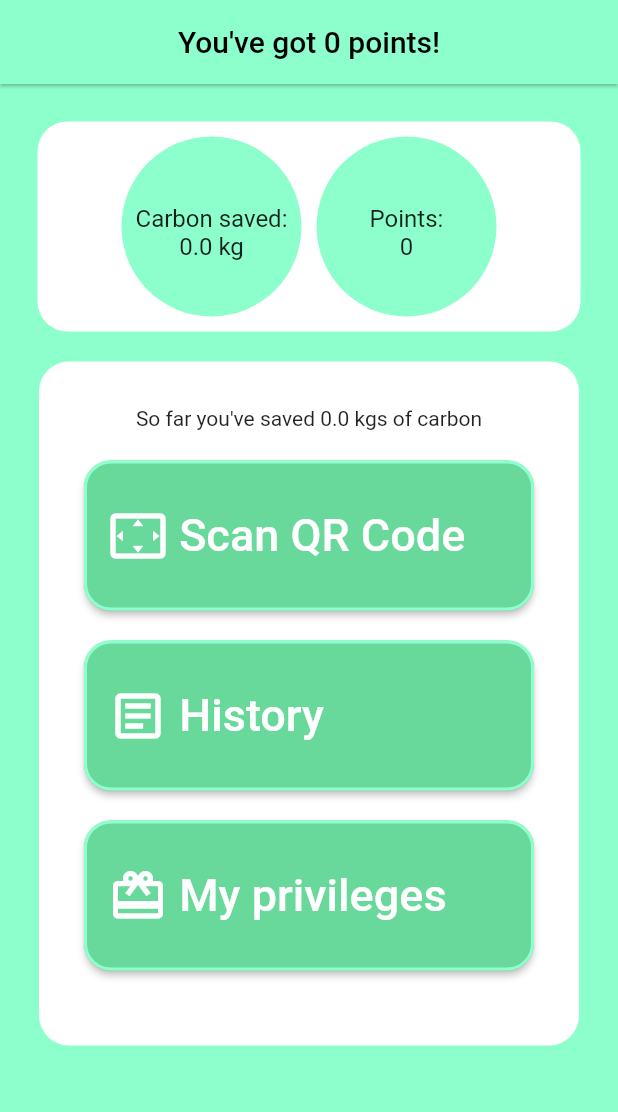
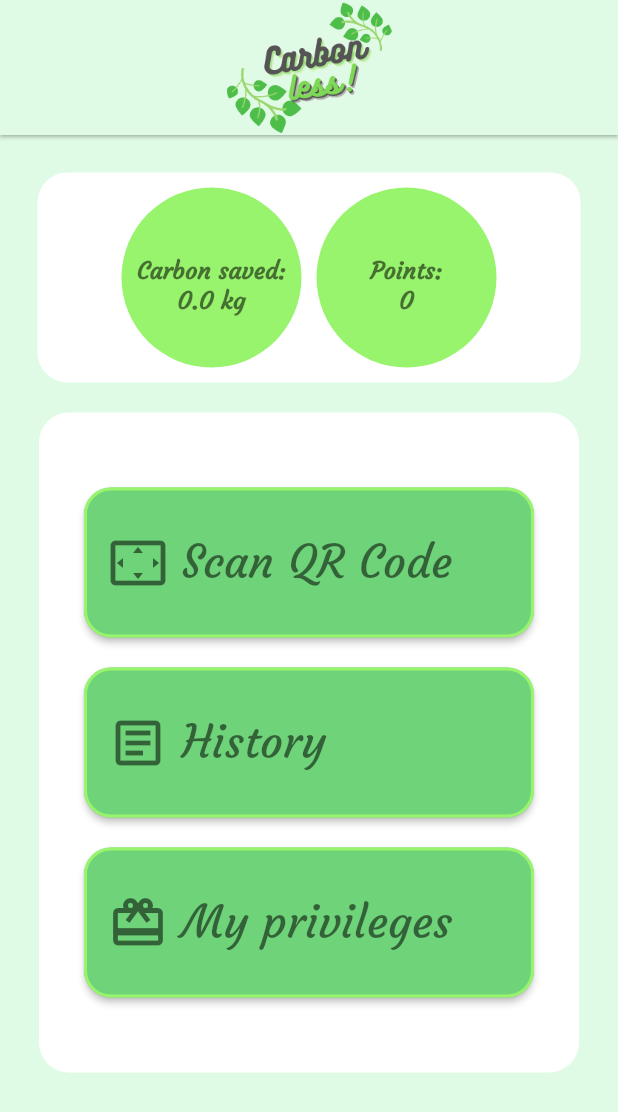
Before and after one commit to bartoszmaka00/hackathon_app, a Flutter app: the Menu screen opened by its route, on a phone screen of 412 x 824 dp. Shown: the top 1112 px of the screen. Run offline on Flutter 3.47's test engine with Material 2 defaults, Android fonts, the phone set to English and light mode, and no system bars; our stand-ins replace flutter_spinkit; missing offline and left inert: qr_code_scanner; network calls fail.

Commit message:
change menu layout fonts

```diff
--- a/lib/shared/constans.dart
+++ b/lib/shared/constans.dart
@@ -1,7 +1,11 @@
 import 'package:flutter/material.dart';
 
-const Color miceDarkGreen = Color(0xFFF68D89B);
-const Color miceLightGreen = Color(0xFFF8DFFCD);
+// const Color miceDarkGreen = Color(0xFFF68D89B);
+// const Color miceLightGreen = Color(0xFFF8DFFCD);
+
+const Color miceDarkGreen = Color(0xFFF6FD379);
+const Color miceLightGreen = Color(0xFFFDFFBE6);
+const Color micemiddleGreen = Color(0xFFF98F46C);
 
 const double mainMenuButonHeight=100.0;
 const double mainMenuButonWidth=300.0;
@@ -13,7 +17,7 @@ const double circlesize = 50;
 
 class Palette {
   static const MaterialColor miceButtonColor = const MaterialColor(
-    0xFFF68D89B, // 0% comes in here, this will be color picked if no shade is selected when defining a Color property which doesn’t require a swatch.
+    0xFFF6FD379, // 0% comes in here, this will be color picked if no shade is selected when defining a Color property which doesn’t require a swatch.
     const <int, Color>{
       50: const Color(0xFFF68D89B ),//10%
       100: const Color(0xfff8dffcd),//20%
--- a/lib/views/menu.dart
+++ b/lib/views/menu.dart
@@ -55,11 +55,16 @@ class _MenuState extends State<Menu> {
             resizeToAvoidBottomInset: false,
             backgroundColor: miceLightGreen,
             appBar: AppBar(
+              toolbarHeight: 90,
               elevation: 1,
               backgroundColor: miceLightGreen,
               centerTitle: true,
               automaticallyImplyLeading: false,
-              title: Text('You\'ve got $points points!'),
+              title: Image(
+                image: AssetImage('assets/logo.png'),
+                width: 110,
+                height: 110,),
+
             ),
             body: SafeArea(
               minimum: EdgeInsets.all(25),
@@ -78,35 +83,48 @@ class _MenuState extends State<Menu> {
                       mainAxisAlignment: MainAxisAlignment.center,
                       children: [
                         CircleAvatar(
-                          // padding: EdgeInsets.symmetric(vertical: circlesize, horizontal: circlesize),
-                          // margin: EdgeInsets.fromLTRB(2.5, 10.0, 2.5, 10.0),
-                          // decoration: BoxDecoration(
-                          //   color: miceLightGreen,
-                          //   borderRadius: BorderRadius.all(Radius.circular(circlesize+50)),
-                          // ),
                           radius: 60,
+                          backgroundColor: micemiddleGreen,
+
                           child: Column(
                             children: [
                               SizedBox(height: 45,),
-                              Text('Carbon saved:'),
-                              Text('${authorizationProvider.user.carbonFootprint} kg'),
+                              Text('Carbon saved:',
+                                style: TextStyle(
+                                  color: Colors.black54,
+                                    fontWeight: FontWeight.bold,
+                                  fontFamily: 'Courgette',
+                                ),
+                              ),
+                              Text('${authorizationProvider.user.carbonFootprint} kg',
+                                style: TextStyle(
+                                  color: Colors.black54,
+                                    fontWeight: FontWeight.bold,
+                                  fontFamily: 'Courgette',
+                                ),
+                              ),
                             ],
                           ),
                         ),
                         SizedBox(width: 10,),
                         CircleAvatar(
-                          // padding: EdgeInsets.symmetric(vertical: circlesize, horizontal: circlesize),
-                          // margin: EdgeInsets.fromLTRB(2.5, 10.0, 2.5, 10.0),
-                          // decoration: BoxDecoration(
-                          //   color: miceLightGreen,
-                          //   borderRadius: BorderRadius.all(Radius.circular(circlesize+50)),
-                          // ),
                           radius: 60,
+                          backgroundColor: micemiddleGreen,
                           child: Column(
                             children: [
                               SizedBox(height: 45,),
-                              Text('Points:'),
-                              Text('$points'),
+                              Text('Points:',
+                                style: TextStyle(
+                                  color: Colors.black54,
+                                    fontWeight: FontWeight.bold,
+                                  fontFamily: 'Courgette',
+                                ),),
+                              Text('$points',
+                                style: TextStyle(
+                                  color: Colors.black54,
+                                    fontWeight: FontWeight.bold,
+                                  fontFamily: 'Courgette',
+                                ),),
                             ],
                           ),
                         ),
@@ -123,8 +141,6 @@ class _MenuState extends State<Menu> {
                     child: Column(
                       mainAxisAlignment: MainAxisAlignment.center,
                       children: [
-                        Text(
-                            'So far you\'ve saved ${authorizationProvider.user.carbonFootprint} kgs of carbon'),
                         //Text('Session time : '+ now.difference(stationProvider.station.startTime!).inMinutes.toString()),
                         // Text('Session time : '+ (DateTime.now().difference(DateTime(2022, 3, 19)).inMinutes/60).floor().toString() + ' ' +(DateTime.now().difference(DateTime(2022, 3, 19)).inSeconds/3600).floor().toString()
                         // ),
@@ -150,7 +166,7 @@ class _MenuState extends State<Menu> {
                                 RoundedRectangleBorder(
                                   borderRadius: BorderRadius.circular(18.0),
                                   side: BorderSide(
-                                    color: miceLightGreen,
+                                    color: micemiddleGreen,
                                     width: 2.0,
                                   ),
                                 ),
@@ -163,7 +179,7 @@ class _MenuState extends State<Menu> {
                               children: [
                                 Icon(
                                   Icons.settings_overscan,
-                                  color: Colors.white,
+                                  color: Colors.black54,
                                   size: !isVisibleExit
                                       ? mainMenuButtonFontSize + 10
                                       : mainMenuButtonFontSizeSmall + 10,
@@ -174,7 +190,8 @@ class _MenuState extends State<Menu> {
                                     fontSize: !isVisibleExit
                                         ? mainMenuButtonFontSize
                                         : mainMenuButtonFontSizeSmall,
-                                    color: Colors.white,
+                                    color: Colors.black54,
+                                    fontFamily: 'Courgette',
                                   ),
                                 ),
                               ],
@@ -198,7 +215,7 @@ class _MenuState extends State<Menu> {
                                   RoundedRectangleBorder(
                                     borderRadius: BorderRadius.circular(18.0),
                                     side: BorderSide(
-                                      color: miceLightGreen,
+                                      color: micemiddleGreen,
                                       width: 2.0,
                                     ),
                                   ),
@@ -211,7 +228,7 @@ class _MenuState extends State<Menu> {
                                 children: [
                                   Icon(
                                     Icons.article_outlined,
-                                    color: Colors.white,
+                                    color: Colors.black54,
                                     size: !isVisibleExit
                                         ? mainMenuButtonFontSize + 10
                                         : mainMenuButtonFontSizeSmall + 10,
@@ -222,7 +239,8 @@ class _MenuState extends State<Menu> {
                                       fontSize: !isVisibleExit
                                           ? mainMenuButtonFontSize
                                           : mainMenuButtonFontSizeSmall,
-                                      color: Colors.white,
+                                      color: Colors.black54,
+                                      fontFamily: 'Courgette',
                                     ),
                                   ),
                                 ],
@@ -243,7 +261,7 @@ class _MenuState extends State<Menu> {
                                   RoundedRectangleBorder(
                                     borderRadius: BorderRadius.circular(18.0),
                                     side: BorderSide(
-                                      color: miceLightGreen,
+                                      color: micemiddleGreen,
                                       width: 2.0,
                                     ),
                                   ),
@@ -256,7 +274,7 @@ class _MenuState extends State<Menu> {
                                 children: [
                                   Icon(
                                     Icons.wallet_giftcard,
-                                    color: Colors.white,
+                                    color: Colors.black54,
                                     size: !isVisibleExit
                                         ? mainMenuButtonFontSize + 10
                                         : mainMenuButtonFontSizeSmall + 10,
@@ -267,7 +285,8 @@ class _MenuState extends State<Menu> {
                                       fontSize: !isVisibleExit
                                           ? mainMenuButtonFontSize
                                           : mainMenuButtonFontSizeSmall,
-                                      color: Colors.white,
+                                      fontFamily: 'Courgette',
+                                      color: Colors.black54,
                                     ),
                                   ),
                                 ],
```
Also changed, not shown: pubspec.yaml (+15 -12 lines), assets/Courgette-Regular.ttf (added), assets/Oxygen-Bold.ttf (added), assets/Oxygen-Light.ttf (added), assets/Oxygen-Regular.ttf (added), assets/Righteous-Regular.ttf (added).
